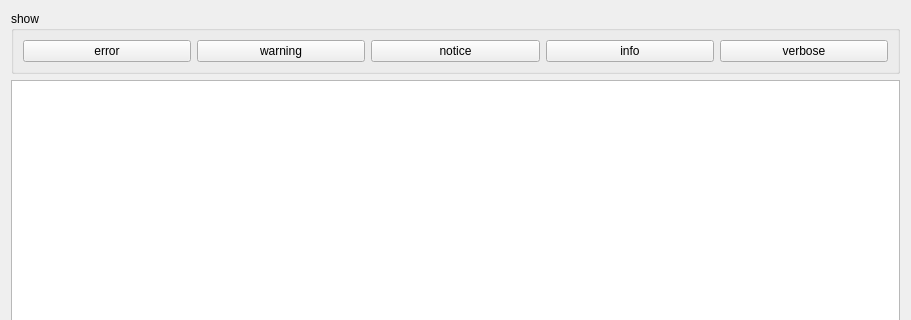
Above: isis/adapter/qt5/qlogwidget.ui from DerOrfa/isis before the change; both pictures show x 0 to 911 and y 0 to 320 of the 911 by 466 pixel window. Below: the same form after it.
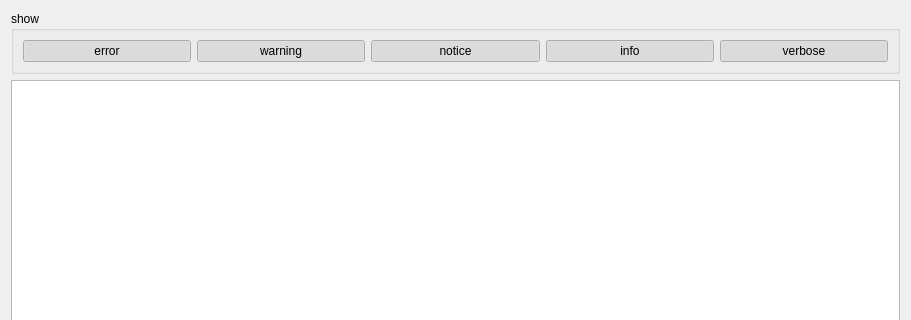
That is the form after the change.

The edit to the form file:
```diff
--- a/isis/adapter/qt5/qlogwidget.ui
+++ b/isis/adapter/qt5/qlogwidget.ui
@@ -25,8 +25,11 @@
         <property name="text">
          <string>error</string>
         </property>
+        <property name="checkable">
+         <bool>true</bool>
+        </property>
         <property name="checked">
-         <bool>false</bool>
+         <bool>true</bool>
         </property>
        </widget>
       </item>
@@ -35,8 +38,11 @@
         <property name="text">
          <string>warning</string>
         </property>
+        <property name="checkable">
+         <bool>true</bool>
+        </property>
         <property name="checked">
-         <bool>false</bool>
+         <bool>true</bool>
         </property>
        </widget>
       </item>
@@ -45,6 +51,12 @@
         <property name="text">
          <string>notice</string>
         </property>
+        <property name="checkable">
+         <bool>true</bool>
+        </property>
+        <property name="checked">
+         <bool>true</bool>
+        </property>
        </widget>
       </item>
       <item>
@@ -52,6 +64,12 @@
         <property name="text">
          <string>info</string>
         </property>
+        <property name="checkable">
+         <bool>true</bool>
+        </property>
+        <property name="checked">
+         <bool>true</bool>
+        </property>
        </widget>
       </item>
       <item>
@@ -59,6 +77,12 @@
         <property name="text">
          <string>verbose</string>
         </property>
+        <property name="checkable">
+         <bool>true</bool>
+        </property>
+        <property name="checked">
+         <bool>true</bool>
+        </property>
        </widget>
       </item>
      </layout>
```
Left out of the diff: 83 changed lines with no effect on the pictures.
